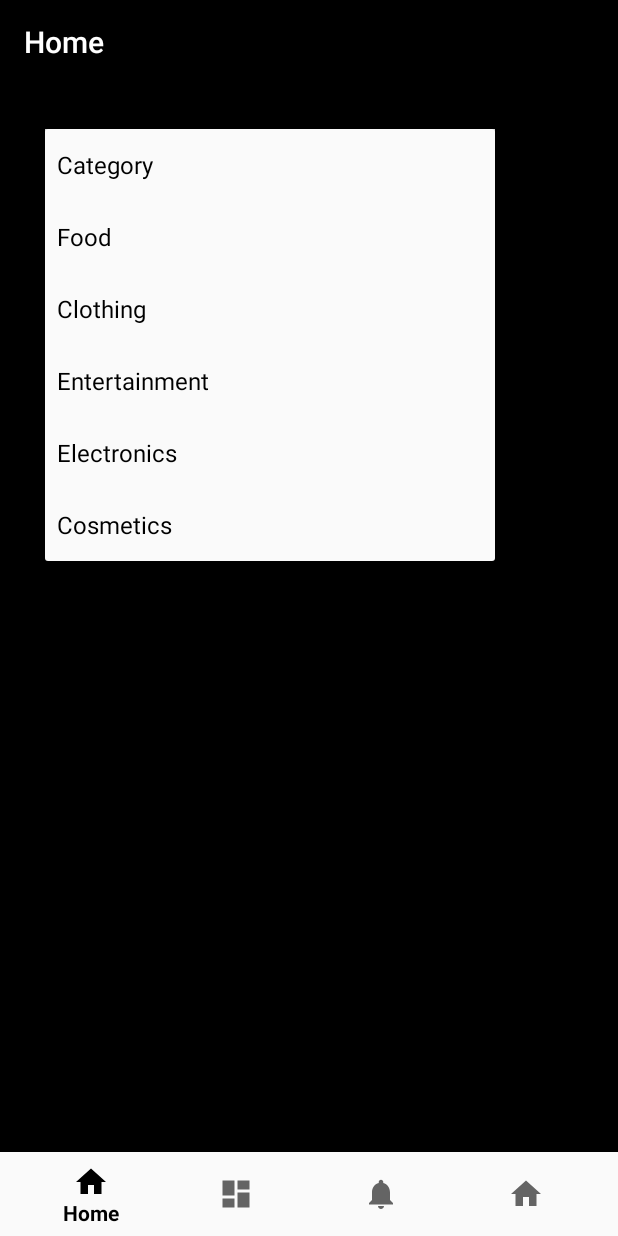
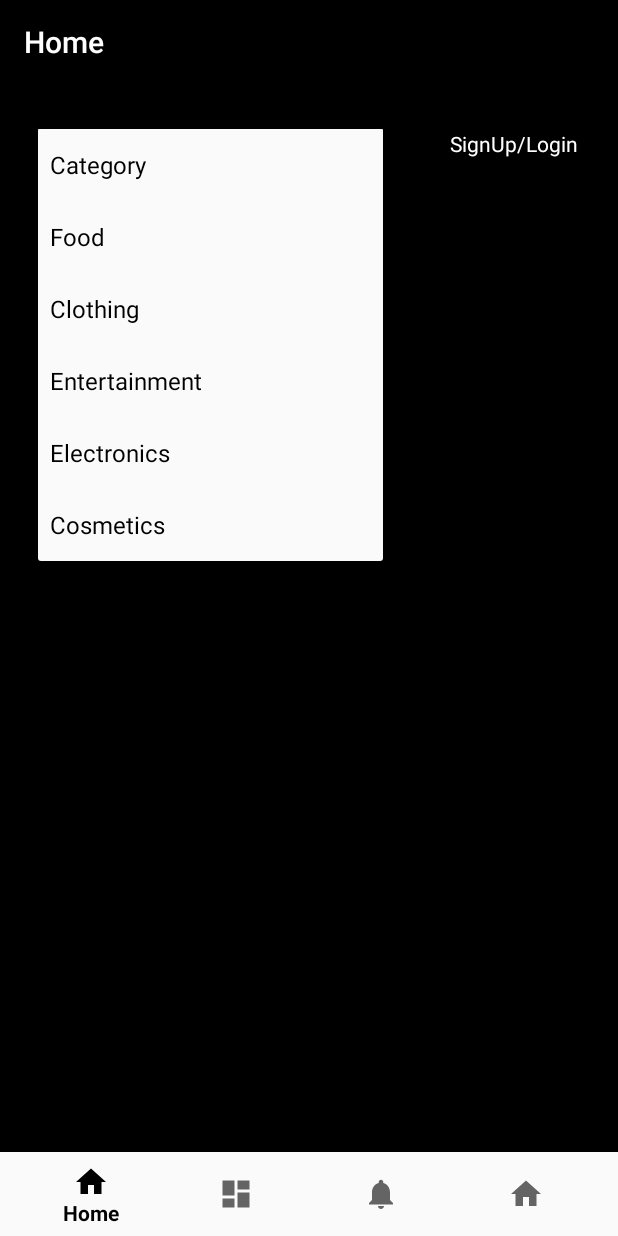
Before and after one commit to SRM-Hackathon/TEAM404, an Android app: the screen it shows after launch (Main2Activity), after a tap on "Category", on a phone screen of 412 x 824 dp. Run offline under Robolectric (Android 15) with nearby library versions, the phone set to English and light mode, and no system bars; our stand-ins replace Firebase (no records; nobody signed in at launch, a user with empty details on screens opened directly), navigation-ui; libraries missing offline, so code that uses them is left out: org.altbeacon.beacon; 6 statements that could not run were skipped.

Commit message:
Added app icon

```diff
--- a/ClientApp/app/src/main/AndroidManifest.xml
+++ b/ClientApp/app/src/main/AndroidManifest.xml
@@ -4,7 +4,7 @@
 
     <application
         android:allowBackup="true"
-        android:icon="@mipmap/ic_launcher"
+        android:icon="@drawable/main_logo"
         android:label="@string/app_name"
         android:roundIcon="@mipmap/ic_launcher_round"
         android:supportsRtl="true"
--- a/ClientApp/app/src/main/res/layout/fragment_home.xml
+++ b/ClientApp/app/src/main/res/layout/fragment_home.xml
@@ -6,15 +6,24 @@
     android:layout_height="match_parent">
     <Spinner
         android:id="@+id/spinner"
-        android:layout_marginLeft="30dp"
-        android:layout_width="300dp"
+        android:layout_marginLeft="25dp"
+        android:layout_width="230dp"
         android:prompt="@string/title_spin"
 
         android:scrollbarSize="20dp"
         android:layout_marginTop="30dp"
         android:background="#fff"
         android:layout_height="40dp" />
+<TextView
+    android:layout_width="wrap_content"
+    android:layout_height="wrap_content"
+    android:layout_marginTop="30dp"
 
+    android:text="SignUp/Login"
+    android:layout_marginLeft="300dp"
+    android:textColor="#fff">
+
+</TextView>
 <androidx.recyclerview.widget.RecyclerView
     android:id="@+id/recyclerview"
     android:layout_below="@+id/spinner"
```
Also changed, not shown: ClientApp/app/src/main/java/com/example/shoppersbuddy/Splash.java (line endings or trailing spaces), ClientApp/app/src/main/res/drawable/main_logo.png (added).
